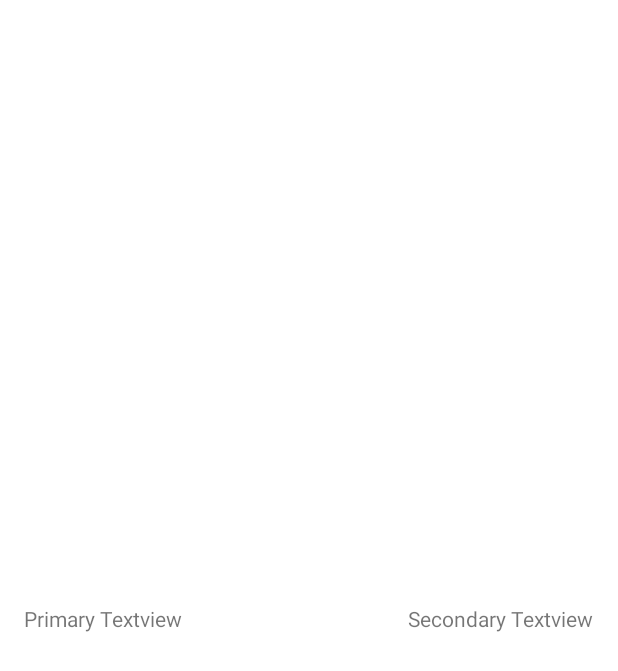
After one commit to crazyroo1/Mobile-Application-Development-Project, an Android app: the layout item_cell.xml on its own in the app's theme, with its tools: preview values and no code run, on a phone screen of 412 x 824 dp. The commit adds this screen. Shown: the top 671 px of the screen. Run offline under Robolectric (Android 15) with nearby library versions, the phone set to English and light mode, and no system bars.

Commit message:
basic recyclerview setup

```diff
--- a/app/build.gradle
+++ b/app/build.gradle
@@ -38,6 +38,8 @@ dependencies {
     implementation 'androidx.appcompat:appcompat:1.6.0'
     implementation 'com.google.android.material:material:1.8.0'
     implementation 'androidx.constraintlayout:constraintlayout:2.1.4'
+    implementation 'androidx.core:core-ktx:+'
+    implementation 'androidx.core:core-ktx:+'
     testImplementation 'junit:junit:4.13.2'
     androidTestImplementation 'androidx.test.ext:junit:1.1.5'
     androidTestImplementation 'androidx.test.espresso:espresso-core:3.5.1'
--- /dev/null
+++ b/app/src/main/java/com/turnereison_sanjaybhadra_ethanbarton/mobileapplicationdevelopmentproject/Listable.kt
@@ -0,0 +1,6 @@
+package com.turnereison_sanjaybhadra_ethanbarton.mobileapplicationdevelopmentproject
+
+interface Listable {
+    fun getPrimaryText(): String
+    fun getSecondaryText(): String
+}
--- a/app/src/main/res/layout/activity_main.xml
+++ b/app/src/main/res/layout/activity_main.xml
@@ -6,10 +6,10 @@
     android:layout_height="match_parent"
     tools:context=".MainActivity">
 
-    <TextView
+    <androidx.recyclerview.widget.RecyclerView
+        android:id="@+id/recyclerview"
         android:layout_width="wrap_content"
         android:layout_height="wrap_content"
-        android:text="Hello World!"
         app:layout_constraintBottom_toBottomOf="parent"
         app:layout_constraintEnd_toEndOf="parent"
         app:layout_constraintStart_toStartOf="parent"
--- /dev/null
+++ b/app/src/main/res/layout/item_cell.xml
@@ -0,0 +1,27 @@
+<?xml version="1.0" encoding="utf-8"?>
+<androidx.constraintlayout.widget.ConstraintLayout xmlns:android="http://schemas.android.com/apk/res/android"
+    xmlns:tools="http://schemas.android.com/tools"
+    android:layout_width="match_parent"
+    android:layout_height="match_parent"
+    xmlns:app="http://schemas.android.com/apk/res-auto"
+    android:padding="16dp">
+
+    <TextView
+        android:id="@+id/primary_textview"
+        android:layout_width="wrap_content"
+        android:layout_height="wrap_content"
+        app:layout_constraintBottom_toBottomOf="parent"
+        app:layout_constraintStart_toStartOf="parent"
+        app:layout_constraintTop_toTopOf="parent"
+        tools:text="Primary Textview" />
+
+    <TextView
+        android:id="@+id/secondary_textview"
+        android:layout_width="wrap_content"
+        android:layout_height="wrap_content"
+        app:layout_constraintBottom_toBottomOf="parent"
+        app:layout_constraintEnd_toEndOf="parent"
+        app:layout_constraintTop_toTopOf="parent"
+        tools:text="Secondary Textview" />
+
+</androidx.constraintlayout.widget.ConstraintLayout>
--- a/build.gradle
+++ b/build.gradle
@@ -2,5 +2,5 @@
 plugins {
     id 'com.android.application' version '7.4.1' apply false
     id 'com.android.library' version '7.4.1' apply false
-    id 'org.jetbrains.kotlin.android' version '1.8.0' apply false
+    id 'org.jetbrains.kotlin.android' version '1.8.20-Beta' apply false
 }
```
Also changed, not shown: app/src/main/java/com/turnereison_sanjaybhadra_ethanbarton/mobileapplicationdevelopmentproject/MainActivity.kt (+7 -0 lines), app/src/main/java/com/turnereison_sanjaybhadra_ethanbarton/mobileapplicationdevelopmentproject/RecyclerViewAdaptor.kt (added, +36 -0 lines).
